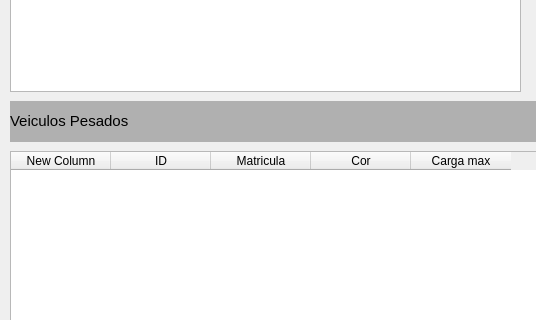
Old version of the form GUI_Tela.ui in the repository ClaudioNoro/pyqt5; both pictures show x 0 to 536 and y 187 to 507 of the 1047 by 668 pixel window.
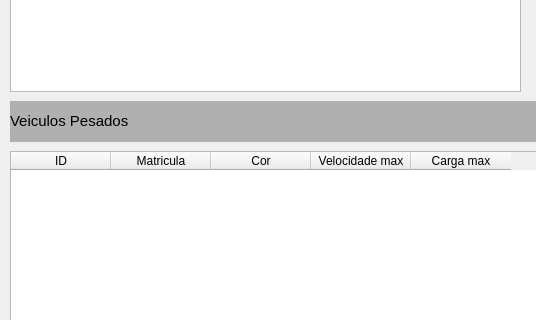
New version of the form. Icons and pictures are not drawn.

Commit message: ajuste GUI_Tela

The edit to the form file:
```diff
--- a/GUI_Tela.ui
+++ b/GUI_Tela.ui
@@ -79,11 +79,6 @@
       <height>221</height>
      </rect>
     </property>
-    <column>
-     <property name="text">
-      <string>New Column</string>
-     </property>
-    </column>
     <column>
      <property name="text">
       <string>ID</string>
@@ -99,6 +94,11 @@
       <string>Cor</string>
      </property>
     </column>
+    <column>
+     <property name="text">
+      <string>Velocidade max</string>
+     </property>
+    </column>
     <column>
      <property name="text">
       <string>Carga max</string>
```
The commit also changes 7 other files.
